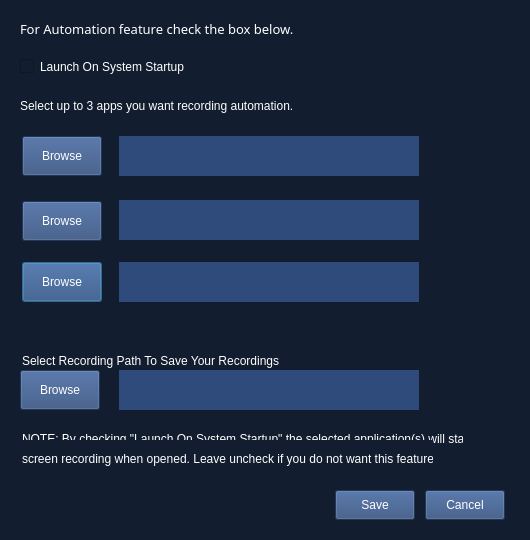
JoatXI/ero, file assets/settings.ui: the form before one commit.
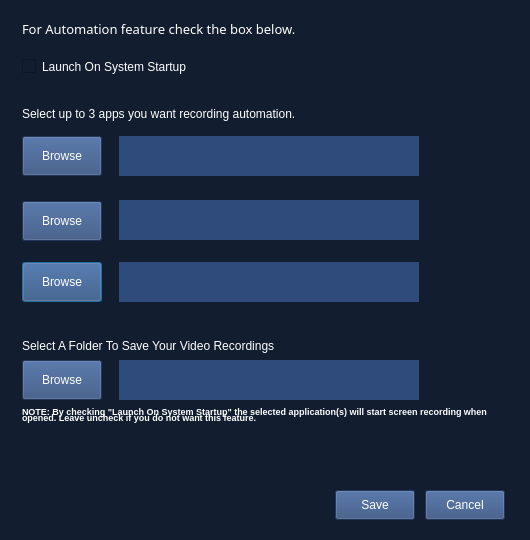
The form after the commit.

Commit message:
Automation Startup Check on Launch:
Added a logic to check if the automation checkBox in Settings is True and if so, start the automation script on application launch.
Modified the settings module to always read the latest user saving path from config.json using a new method.
Removed all print statements used for debugging in every module/script.
Added an option to stop the automation script before starting a manual recording and to restart the automation script when manual recording is stopped.

```diff
--- a/assets/settings.ui
+++ b/assets/settings.ui
@@ -40,7 +40,7 @@
   <widget class="QCheckBox" name="checkBox">
    <property name="geometry">
     <rect>
-     <x>20</x>
+     <x>22</x>
      <y>48</y>
      <width>221</width>
      <height>37</height>
@@ -65,8 +65,8 @@
   <widget class="QLabel" name="optionPrompt">
    <property name="geometry">
     <rect>
-     <x>20</x>
-     <y>87</y>
+     <x>22</x>
+     <y>95</y>
      <width>321</width>
      <height>37</height>
     </rect>
@@ -87,7 +87,7 @@
   <widget class="QLabel" name="autoPrompt">
    <property name="geometry">
     <rect>
-     <x>20</x>
+     <x>22</x>
      <y>10</y>
      <width>281</width>
      <height>37</height>
@@ -115,22 +115,6 @@
     <string>For Automation feature check the box below.</string>
    </property>
   </widget>
-  <widget class="QLabel" name="label">
-   <property name="geometry">
-    <rect>
-     <x>22</x>
-     <y>420</y>
-     <width>441</width>
-     <height>37</height>
-    </rect>
-   </property>
-   <property name="styleSheet">
-    <string notr="true">font: 8pt &quot;Sans Serif Collection&quot;;</string>
-   </property>
-   <property name="text">
-    <string>NOTE: By checking &quot;Launch On System Startup&quot; the selected application(s) will start</string>
-   </property>
-  </widget>
   <widget class="QPushButton" name="trackApp_3">
    <property name="geometry">
     <rect>
@@ -370,27 +354,11 @@
     <string>Save</string>
    </property>
   </widget>
-  <widget class="QLabel" name="label_2">
-   <property name="geometry">
-    <rect>
-     <x>22</x>
-     <y>440</y>
-     <width>411</width>
-     <height>37</height>
-    </rect>
-   </property>
-   <property name="styleSheet">
-    <string notr="true">font: 8pt &quot;Sans Serif Collection&quot;;</string>
-   </property>
-   <property name="text">
-    <string>screen recording when opened. Leave uncheck if you do not want this feature.</string>
-   </property>
-  </widget>
   <widget class="QPushButton" name="savePath">
    <property name="geometry">
     <rect>
-     <x>20</x>
-     <y>370</y>
+     <x>22</x>
+     <y>360</y>
      <width>80</width>
      <height>40</height>
     </rect>
@@ -423,11 +391,11 @@
     <bool>false</bool>
    </property>
   </widget>
-  <widget class="QLabel" name="label_3">
+  <widget class="QLabel" name="label">
    <property name="geometry">
     <rect>
      <x>22</x>
-     <y>345</y>
+     <y>330</y>
      <width>391</width>
      <height>31</height>
     </rect>
@@ -436,14 +404,14 @@
     <string notr="true">font: 10pt &quot;Sans Serif Collection&quot;;</string>
    </property>
    <property name="text">
-    <string>Select Recording Path To Save Your Recordings</string>
+    <string>Select A Folder To Save Your Video Recordings</string>
    </property>
   </widget>
   <widget class="QLineEdit" name="pathText">
    <property name="geometry">
     <rect>
      <x>119</x>
-     <y>370</y>
+     <y>360</y>
      <width>300</width>
      <height>40</height>
     </rect>
@@ -461,6 +429,38 @@
     <bool>false</bool>
    </property>
   </widget>
+  <widget class="QTextBrowser" name="textBrowser">
+   <property name="geometry">
+    <rect>
+     <x>18</x>
+     <y>402</y>
+     <width>481</width>
+     <height>51</height>
+    </rect>
+   </property>
+   <property name="styleSheet">
+    <string notr="true"/>
+   </property>
+   <property name="frameShape">
+    <enum>QFrame::NoFrame</enum>
+   </property>
+   <property name="frameShadow">
+    <enum>QFrame::Plain</enum>
+   </property>
+   <property name="verticalScrollBarPolicy">
+    <enum>Qt::ScrollBarAlwaysOff</enum>
+   </property>
+   <property name="horizontalScrollBarPolicy">
+    <enum>Qt::ScrollBarAlwaysOff</enum>
+   </property>
+   <property name="html">
+    <string>&lt;!DOCTYPE HTML PUBLIC &quot;-//W3C//DTD HTML 4.0//EN&quot; &quot;http://www.w3.org/TR/REC-html40/strict.dtd&quot;&gt;
+&lt;html&gt;&lt;head&gt;&lt;meta name=&quot;qrichtext&quot; content=&quot;1&quot; /&gt;&lt;style type=&quot;text/css&quot;&gt;
+p, li { white-space: pre-wrap; }
+&lt;/style&gt;&lt;/head&gt;&lt;body style=&quot; font-family:'Sans Serif Collection'; font-size:8pt; font-weight:400; font-style:normal;&quot;&gt;
+&lt;p style=&quot; margin-top:0px; margin-bottom:0px; margin-left:0px; margin-right:0px; -qt-block-indent:0; text-indent:0px; line-height:60%;&quot;&gt;&lt;span style=&quot; font-size:7pt; font-weight:600;&quot;&gt;NOTE: By checking &amp;quot;Launch On System Startup&amp;quot; the selected application(s) will start screen recording when opened. Leave uncheck if you do not want this feature.&lt;/span&gt;&lt;/p&gt;&lt;/body&gt;&lt;/html&gt;</string>
+   </property>
+  </widget>
   <zorder>checkBox</zorder>
   <zorder>optionPrompt</zorder>
   <zorder>autoPrompt</zorder>
```
Left out of the diff: 5 changed lines with no effect on the pictures. The commit also changes 8 other files.
